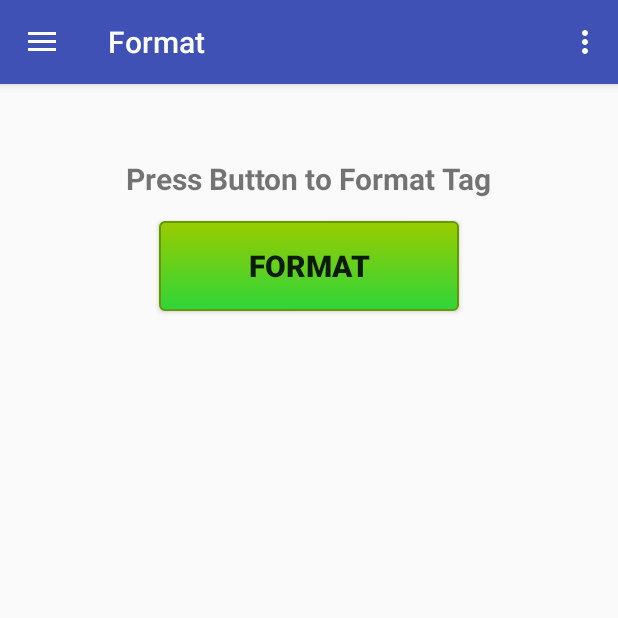
After one commit to seanc123/NFC-Writer-Pal, an Android app: the FormatActivity screen opened directly, with no data from a screen before it, on a phone screen of 412 x 824 dp, the top half of it. The commit adds this screen. Run offline under Robolectric (Android 15) with nearby library versions, the phone set to English and light mode, and no system bars; 2 statements that could not run were skipped.

Commit message:
Format/Wipe Activity Added

```diff
--- /dev/null
+++ b/NFCWriterPal/app/src/main/java/com/apps/seanc/nfcwriterpal/ActivityHandlers/FormatActivity.java
@@ -0,0 +1,247 @@
+package com.apps.seanc.nfcwriterpal.ActivityHandlers;
+
+import android.app.PendingIntent;
+import android.content.Context;
+import android.content.Intent;
+import android.content.IntentFilter;
+import android.nfc.NdefMessage;
+import android.nfc.NdefRecord;
+import android.nfc.NfcAdapter;
+import android.nfc.Tag;
+import android.nfc.tech.Ndef;
+import android.nfc.tech.NdefFormatable;
+import android.os.Bundle;
+import android.os.Vibrator;
+import android.support.v7.app.AlertDialog;
+import android.util.Log;
+import android.view.View;
+import android.support.design.widget.NavigationView;
+import android.support.v4.view.GravityCompat;
+import android.support.v4.widget.DrawerLayout;
+import android.support.v7.app.ActionBarDrawerToggle;
+import android.support.v7.app.AppCompatActivity;
+import android.support.v7.widget.Toolbar;
+import android.view.Menu;
+import android.view.MenuItem;
+import android.widget.Button;
+import android.widget.TextView;
+import android.widget.Toast;
+
+import com.apps.seanc.nfcwriterpal.R;
+import com.apps.seanc.nfcwriterpal.Tools.DialogBoxHandler;
+
+public class FormatActivity extends AppCompatActivity
+        implements NavigationView.OnNavigationItemSelectedListener {
+
+
+    private NfcAdapter nfcAdpt;
+    private PendingIntent nfcPendingIntent;
+
+    private DialogBoxHandler dialogBoxHandler;
+    private String TAG = FormatActivity.class.getName();
+
+    private Button formatButton;
+    private AlertDialog formatDialog, unformattableDialog, wipeDialog;
+    private TextView resultText;
+
+    @Override
+    protected void onCreate(Bundle savedInstanceState) {
+        super.onCreate(savedInstanceState);
+        setContentView(R.layout.activity_format);
+        Toolbar toolbar = (Toolbar) findViewById(R.id.toolbar);
+        setSupportActionBar(toolbar);
+
+        DrawerLayout drawer = (DrawerLayout) findViewById(R.id.drawer_layout);
+        ActionBarDrawerToggle toggle = new ActionBarDrawerToggle(
+                this, drawer, toolbar, R.string.navigation_drawer_open, R.string.navigation_drawer_close);
+        drawer.setDrawerListener(toggle);
+        toggle.syncState();
+
+        NavigationView navigationView = (NavigationView) findViewById(R.id.nav_view);
+        navigationView.setNavigationItemSelectedListener(this);
+
+        nfcAdpt = NfcAdapter.getDefaultAdapter(this);
+        nfcPendingIntent = PendingIntent.getActivity(this, 0, new Intent(this, getClass()).addFlags(Intent.FLAG_ACTIVITY_SINGLE_TOP), 0);
+
+        dialogBoxHandler = new DialogBoxHandler(FormatActivity.this, this);
+
+        formatButton = (Button) findViewById(R.id.frmt_btn_format);
+        formatButton.setOnClickListener(new View.OnClickListener() {
+            @Override
+            public void onClick(View v) {
+                resultText.clearComposingText();
+                formatDialog = dialogBoxHandler.tapTagDialog();
+                formatDialog.show();
+            }
+        });
+
+        resultText = (TextView) findViewById(R.id.frmt_tv_result);
+    }
+
+    @Override
+    protected void onNewIntent(Intent intent) {
+        Log.d(TAG, "onNewIntent");
+        if(formatDialog!= null) {
+            if (formatDialog.isShowing()) {
+                if (NfcAdapter.ACTION_TAG_DISCOVERED.equals(intent.getAction())) {
+                    Tag tag = intent.getParcelableExtra(NfcAdapter.EXTRA_TAG);
+                    NdefFormatable formatable = NdefFormatable.get(tag);
+                    NdefMessage ndefMessage = new NdefMessage(new NdefRecord[]{
+                            new NdefRecord(NdefRecord.TNF_EMPTY, null, null, null)});
+
+                    if (formatable != null) {
+                        try {
+                            formatable.connect();
+
+                            try {
+                                formatable.format(ndefMessage);
+                                resultText.setText("Tag formatted as NDEF");
+                            } catch (Exception e) {
+                                Log.d(TAG, e.toString());
+                                Log.d(TAG, "Unable to format tag");
+                            }
+                        } catch (Exception e) {
+                            Log.d(TAG, e.toString());
+                            Log.d(TAG, "Unable to connect to tag");
+                        } finally {
+                            try {
+                                formatable.close();
+                            } catch (Exception e) {
+                                Log.d(TAG, e.toString());
+                                Log.d(TAG, "Unable to close tag");
+                            }
+                        }
+                    } else {
+                        Log.d(TAG, "Tag not formattable");
+                        formatDialog.dismiss();
+                        formatDialog = null;
+                        unformattableDialog = dialogBoxHandler.unformattableDialog();
+                        unformattableDialog.show();
+                    }
+                }
+            }
+        } else if(wipeDialog!= null){
+            if(wipeDialog.isShowing()){
+                Log.d(TAG, "WIPE DIALOG SHOWING");
+                if (NfcAdapter.ACTION_TAG_DISCOVERED.equals(intent.getAction())) {
+                    Tag tag = intent.getParcelableExtra(NfcAdapter.EXTRA_TAG);
+                    Ndef nfcTag = Ndef.get(tag);
+                    Log.d(TAG, "TAG RETRIEVED");
+
+                    try {
+                        if (!nfcTag.isWritable()) {
+                            Log.d(TAG, "Tag is not writeable");
+                        } else {
+
+                            Log.d(TAG, "WRITING TO TAG");
+                            nfcTag.connect();
+                            nfcTag.writeNdefMessage(new NdefMessage(new NdefRecord(NdefRecord.TNF_EMPTY, null, null, null)));
+                            nfcTag.close();
+                            wipeDialog.dismiss();
+                            wipeDialog = null;
+                            resultText.setText("Tag wiped");
+                        }
+                    } catch (Exception e) {
+                        Log.d(TAG, e.toString());
+                    }
+                }
+            }
+        }
+    }
+
+    @Override
+    public void onBackPressed() {
+        DrawerLayout drawer = (DrawerLayout) findViewById(R.id.drawer_layout);
+        if (drawer.isDrawerOpen(GravityCompat.START)) {
+            drawer.closeDrawer(GravityCompat.START);
+        } else {
+            super.onBackPressed();
+        }
+    }
+
+    @Override
+    public boolean onCreateOptionsMenu(Menu menu) {
+        // Inflate the menu; this adds items to the action bar if it is present.
+        getMenuInflater().inflate(R.menu.format, menu);
+        return true;
+    }
+
+    @Override
+    public boolean onOptionsItemSelected(MenuItem item) {
+        // Handle action bar item clicks here. The action bar will
+        // automatically handle clicks on the Home/Up button, so long
+        // as you specify a parent activity in AndroidManifest.xml.
+        int id = item.getItemId();
+
+        //noinspection SimplifiableIfStatement
+        if (id == R.id.action_settings) {
+            return true;
+        }
+
+        return super.onOptionsItemSelected(item);
+    }
+
+    @SuppressWarnings("StatementWithEmptyBody")
+    @Override
+    public boolean onNavigationItemSelected(MenuItem item) {
+        // Handle navigation view item clicks here.
+        int id = item.getItemId();
+
+        if (id == R.id.nav_write) {
+            // Handle the camera action
+        } else if (id == R.id.nav_read) {
+
+        } else if (id == R.id.nav_format) {
+
+        } else if (id == R.id.nav_saved_functions) {
+
+        } else if (id == R.id.nav_share) {
+
+        } else if (id == R.id.nav_contact) {
+
+        }
+            DrawerLayout drawer = (DrawerLayout) findViewById(R.id.drawer_layout);
+        drawer.closeDrawer(GravityCompat.START);
+        return true;
+    }
+
+    public void showWipeDialog(){
+        wipeDialog = dialogBoxHandler.tapTagDialog();
+        wipeDialog.show();
+        Log.d(TAG, "WIPE DIALOG SHOWING");
+    }
+
+    //ForeGround mode gives the current active application priority for reading scanned tags
+    public void enableForeGroundMode(){
+        Log.d(TAG, "enableForeGroundMode");
+        IntentFilter tagDetected = new IntentFilter(NfcAdapter.ACTION_TAG_DISCOVERED); //Filter for finding tags
+        IntentFilter[] writeTagFilters = new IntentFilter[] {tagDetected};
+        nfcAdpt.enableForegroundDispatch(this, nfcPendingIntent, writeTagFilters,null);
+    }
+
+    //Stops this application from dealing with all tags when paused
+    public void disableForegroundMode(){
+        Log.d(TAG, "disableForegroundMode");
+        nfcAdpt.disableForegroundDispatch(this);
+    }
+
+    @Override
+    public void onPause(){
+        Log.d(TAG, "onPause");
+        super.onPause();
+        disableForegroundMode();
+    }
+
+    @Override
+    public void onResume(){
+        Log.d(TAG, "onResume");
+        super.onResume();
+        enableForeGroundMode();
+    }
+
+    private void vibrate() {
+        Log.d(TAG, "vibrate");
+        Vibrator vibe = (Vibrator) getSystemService(Context.VIBRATOR_SERVICE) ;
+        vibe.vibrate(500);
+    }
+}
--- /dev/null
+++ b/NFCWriterPal/app/src/main/res/drawable/btn_format.xml
@@ -0,0 +1,24 @@
+<?xml version="1.0" encoding="utf-8"?>
+<selector xmlns:android="http://schemas.android.com/apk/res/android" >
+    <item android:state_pressed="true" >
+        <shape android:shape="rectangle"  >
+            <corners android:radius="3dip" />
+            <stroke android:width="1dip" android:color="#ff669900" />
+            <gradient android:angle="-90" android:startColor="#ff99cc00" android:endColor="#ff2fd53a"  />
+        </shape>
+    </item>
+    <item android:state_focused="true">
+        <shape android:shape="rectangle"  >
+            <corners android:radius="3dip" />
+            <stroke android:width="1dip" android:color="#ff669900" />
+            <solid android:color="#58857e"/>
+        </shape>
+    </item>
+    <item >
+        <shape android:shape="rectangle"  >
+            <corners android:radius="3dip" />
+            <stroke android:width="1dip" android:color="#ff669900" />
+            <gradient android:angle="-90" android:startColor="#ff99cc00" android:endColor="#ff2fd53a" />
+        </shape>
+    </item>
+</selector>
--- /dev/null
+++ b/NFCWriterPal/app/src/main/res/layout/activity_format.xml
@@ -0,0 +1,25 @@
+<?xml version="1.0" encoding="utf-8"?>
+<android.support.v4.widget.DrawerLayout xmlns:android="http://schemas.android.com/apk/res/android"
+    xmlns:app="http://schemas.android.com/apk/res-auto"
+    xmlns:tools="http://schemas.android.com/tools"
+    android:id="@+id/drawer_layout"
+    android:layout_width="match_parent"
+    android:layout_height="match_parent"
+    android:fitsSystemWindows="true"
+    tools:openDrawer="start">
+
+    <include
+        layout="@layout/app_bar_format"
+        android:layout_width="match_parent"
+        android:layout_height="match_parent" />
+
+    <android.support.design.widget.NavigationView
+        android:id="@+id/nav_view"
+        android:layout_width="wrap_content"
+        android:layout_height="match_parent"
+        android:layout_gravity="start"
+        android:fitsSystemWindows="true"
+        app:headerLayout="@layout/nav_header_format"
+        app:menu="@menu/activity_format_drawer" />
+
+</android.support.v4.widget.DrawerLayout>
--- /dev/null
+++ b/NFCWriterPal/app/src/main/res/layout/app_bar_format.xml
@@ -0,0 +1,26 @@
+<?xml version="1.0" encoding="utf-8"?>
+<android.support.design.widget.CoordinatorLayout xmlns:android="http://schemas.android.com/apk/res/android"
+    xmlns:app="http://schemas.android.com/apk/res-auto"
+    xmlns:tools="http://schemas.android.com/tools"
+    android:layout_width="match_parent"
+    android:layout_height="match_parent"
+    android:fitsSystemWindows="true"
+    tools:context="com.apps.seanc.nfcwriterpal.ActivityHandlers.FormatActivity">
+
+    <android.support.design.widget.AppBarLayout
+        android:layout_width="match_parent"
+        android:layout_height="wrap_content"
+        android:theme="@style/AppTheme.AppBarOverlay">
+
+        <android.support.v7.widget.Toolbar
+            android:id="@+id/toolbar"
+            android:layout_width="match_parent"
+            android:layout_height="?attr/actionBarSize"
+            android:background="?attr/colorPrimary"
+            app:popupTheme="@style/AppTheme.PopupOverlay" />
+
+    </android.support.design.widget.AppBarLayout>
+
+    <include layout="@layout/content_format" />
+
+</android.support.design.widget.CoordinatorLayout>
--- /dev/null
+++ b/NFCWriterPal/app/src/main/res/layout/content_format.xml
@@ -0,0 +1,51 @@
+<?xml version="1.0" encoding="utf-8"?>
+<RelativeLayout xmlns:android="http://schemas.android.com/apk/res/android"
+    xmlns:app="http://schemas.android.com/apk/res-auto"
+    xmlns:tools="http://schemas.android.com/tools"
+    android:id="@+id/content_format"
+    android:layout_width="match_parent"
+    android:layout_height="match_parent"
+    android:paddingBottom="@dimen/activity_vertical_margin"
+    android:paddingLeft="@dimen/activity_horizontal_margin"
+    android:paddingRight="@dimen/activity_horizontal_margin"
+    android:paddingTop="@dimen/activity_vertical_margin"
+    app:layout_behavior="@string/appbar_scrolling_view_behavior"
+    tools:context="com.apps.seanc.nfcwriterpal.ActivityHandlers.FormatActivity"
+    tools:showIn="@layout/app_bar_format">
+
+    <Button
+        android:text="@string/format"
+        android:layout_height="60dp"
+        android:layout_alignParentTop="true"
+        android:layout_centerHorizontal="true"
+        android:layout_marginTop="75dp"
+        android:id="@+id/frmt_btn_format"
+        android:layout_width="200dp"
+        android:textSize="20sp"
+        android:textAlignment="center"
+        android:textStyle="normal|bold"
+        android:background="@drawable/btn_format"
+        android:layout_centerInParent="false" />
+
+    <TextView
+        android:text="Press Button to Format Tag"
+        android:layout_width="wrap_content"
+        android:layout_height="wrap_content"
+        android:layout_marginTop="33dp"
+        android:id="@+id/frmt_tv_format_header"
+        android:textSize="20sp"
+        android:textStyle="normal|bold"
+        android:layout_alignParentTop="true"
+        android:layout_centerHorizontal="true" />
+
+    <TextView
+        android:layout_width="wrap_content"
+        android:layout_height="wrap_content"
+        android:layout_below="@+id/frmt_btn_format"
+        android:layout_centerHorizontal="true"
+        android:layout_marginTop="37dp"
+        android:id="@+id/frmt_tv_result"
+        android:textSize="19sp"
+        android:textStyle="normal|bold"
+        android:textAlignment="center" />
+</RelativeLayout>
--- /dev/null
+++ b/NFCWriterPal/app/src/main/res/menu/activity_format_drawer.xml
@@ -0,0 +1,36 @@
+<?xml version="1.0" encoding="utf-8"?>
+<menu xmlns:android="http://schemas.android.com/apk/res/android">
+
+    <group android:checkableBehavior="single">
+        <item
+            android:id="@+id/nav_write"
+            android:icon="@drawable/ic_menu_write"
+            android:title="Write" />
+        <item
+            android:id="@+id/nav_read"
+            android:icon="@drawable/ic_menu_read"
+            android:title="Read" />
+        <item
+            android:id="@+id/nav_format"
+            android:icon="@drawable/ic_menu_wipe"
+            android:title="Format" />
+        <item
+            android:id="@+id/nav_saved_functions"
+            android:icon="@drawable/ic_menu_saved_functions"
+            android:title="Saved Functions" />
+    </group>
+
+    <item android:title="Communicate">
+        <menu>
+            <item
+                android:id="@+id/nav_share"
+                android:icon="@drawable/ic_menu_share"
+                android:title="Share" />
+            <item
+                android:id="@+id/nav_contact"
+                android:icon="@drawable/ic_menu_contact"
+                android:title="Contact" />
+        </menu>
+    </item>
+
+</menu>
--- /dev/null
+++ b/NFCWriterPal/app/src/main/res/menu/format.xml
@@ -0,0 +1,9 @@
+<?xml version="1.0" encoding="utf-8"?>
+<menu xmlns:android="http://schemas.android.com/apk/res/android"
+    xmlns:app="http://schemas.android.com/apk/res-auto">
+    <item
+        android:id="@+id/action_settings"
+        android:orderInCategory="100"
+        android:title="@string/action_settings"
+        app:showAsAction="never" />
+</menu>
```
Also changed, not shown: NFCWriterPal/app/src/main/AndroidManifest.xml (+13 -2 lines), NFCWriterPal/app/src/main/java/com/apps/seanc/nfcwriterpal/ActivityHandlers/MainActivity.java (+12 -3 lines), NFCWriterPal/app/src/main/res/layout/content_main.xml (+11 -0 lines), NFCWriterPal/app/src/main/res/layout/nav_header_format.xml (added, +35 -0 lines), NFCWriterPal/app/src/main/res/values/strings.xml (+10 -9 lines).
